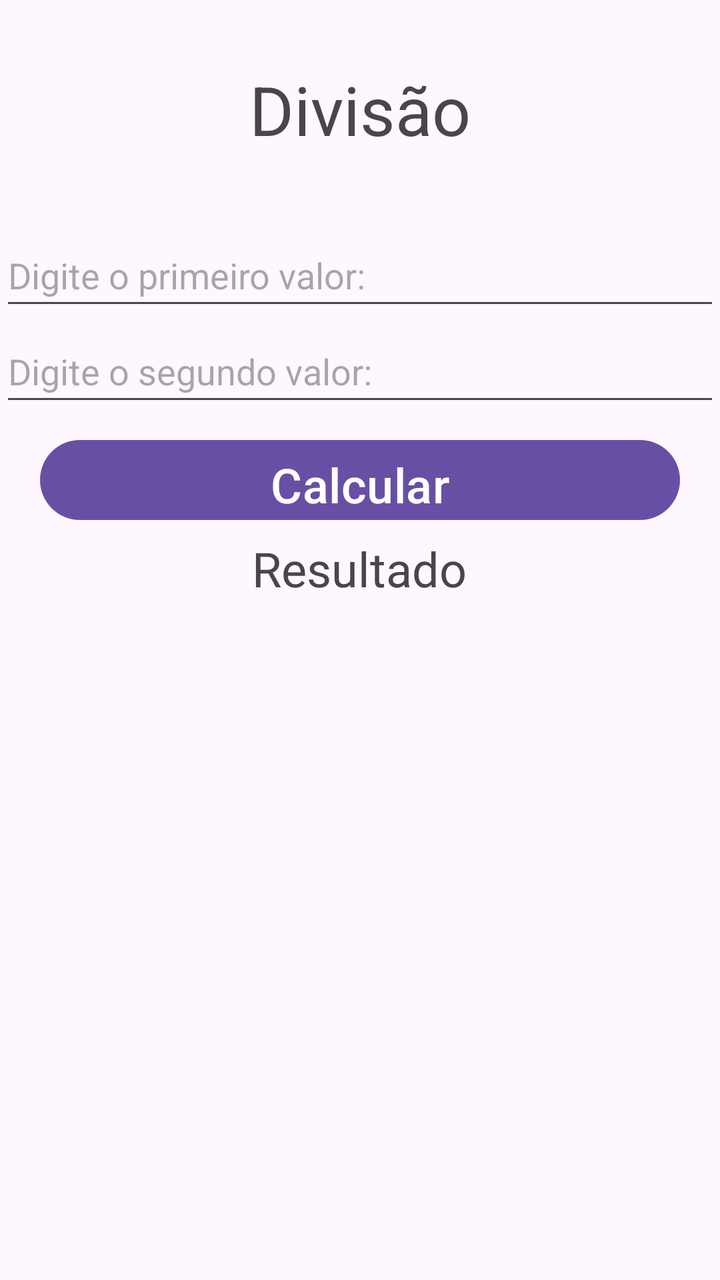
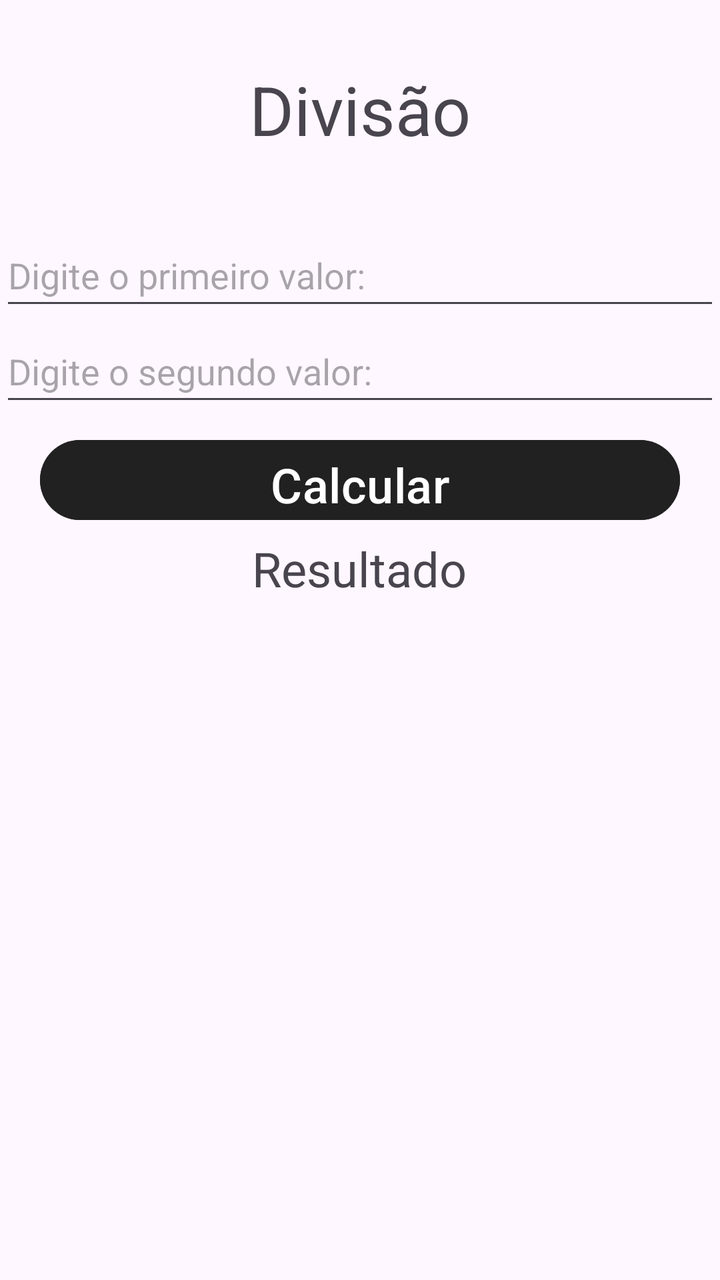

Compare the two renders of this Android layout. The source of the first and the diff that turns it into the second are given below.
<!-- AndroidManifest.xml: application theme Theme.Projetoprova -->
<!-- res/layout/activity_divisao.xml -->
<?xml version="1.0" encoding="utf-8"?>
<androidx.constraintlayout.widget.ConstraintLayout xmlns:android="http://schemas.android.com/apk/res/android"
    xmlns:app="http://schemas.android.com/apk/res-auto"
    xmlns:tools="http://schemas.android.com/tools"
    android:id="@+id/main"
    android:layout_width="match_parent"
    android:layout_height="match_parent"
    tools:context=".Divisao">

    <TextView
        android:id="@+id/textView6"
        android:layout_width="360dp"
        android:layout_height="48dp"
        android:layout_marginTop="32dp"
        android:text="Divisão"
        android:textAlignment="center"
        android:textSize="34sp"
        app:layout_constraintEnd_toEndOf="parent"
        app:layout_constraintHorizontal_bias="0.49"
        app:layout_constraintStart_toStartOf="parent"
        app:layout_constraintTop_toTopOf="parent" />

    <EditText
        android:id="@+id/valor7"
        android:layout_width="360dp"
        android:layout_height="48dp"
        android:layout_marginTop="32dp"
        android:hint="Digite o primeiro valor:"
        android:ems="10"
        android:inputType="text"
        app:layout_constraintEnd_toEndOf="parent"
        app:layout_constraintStart_toStartOf="parent"
        app:layout_constraintTop_toBottomOf="@+id/textView6" />

    <EditText
        android:id="@+id/valor8"
        android:layout_width="360dp"
        android:layout_height="48dp"
        android:hint="Digite o segundo valor:"
        android:ems="10"
        android:inputType="text"
        app:layout_constraintEnd_toEndOf="parent"
        app:layout_constraintStart_toStartOf="parent"
        app:layout_constraintTop_toBottomOf="@+id/valor7" />

    <Button
        android:id="@+id/btncalculardiv"
        android:layout_width="320dp"
        android:layout_height="48dp"
        android:layout_marginTop="8dp"
        android:text="Calcular"
        android:textSize="24sp"
        app:layout_constraintEnd_toEndOf="parent"
        app:layout_constraintStart_toStartOf="parent"
        app:layout_constraintTop_toBottomOf="@+id/valor8" />

    <TextView
        android:id="@+id/resultado4"
        android:layout_width="300dp"
        android:layout_height="48dp"
        android:layout_marginTop="4dp"
        android:text="Resultado"
        android:textAlignment="center"
        android:textSize="24sp"
        app:layout_constraintEnd_toEndOf="parent"
        app:layout_constraintHorizontal_bias="0.495"
        app:layout_constraintStart_toStartOf="parent"
        app:layout_constraintTop_toBottomOf="@+id/btncalculardiv" />
</androidx.constraintlayout.widget.ConstraintLayout>
<!-- resources referenced by this layout -->
<resources>
  <style name="Theme.Projetoprova" parent="Base.Theme.Projetoprova" />
  <style name="Base.Theme.Projetoprova" parent="Theme.Material3.DayNight.NoActionBar">
          
          
      </style>
</resources>

<!-- the commit's change to res/layout/activity_divisao.xml (unified diff, before → after) -->
@@ -48,6 +48,8 @@
         android:layout_width="320dp"
         android:layout_height="48dp"
         android:layout_marginTop="8dp"
+        android:backgroundTint="#212121"
+        android:textColor="#FFFFFF"
         android:text="Calcular"
         android:textSize="24sp"
         app:layout_constraintEnd_toEndOf="parent"
